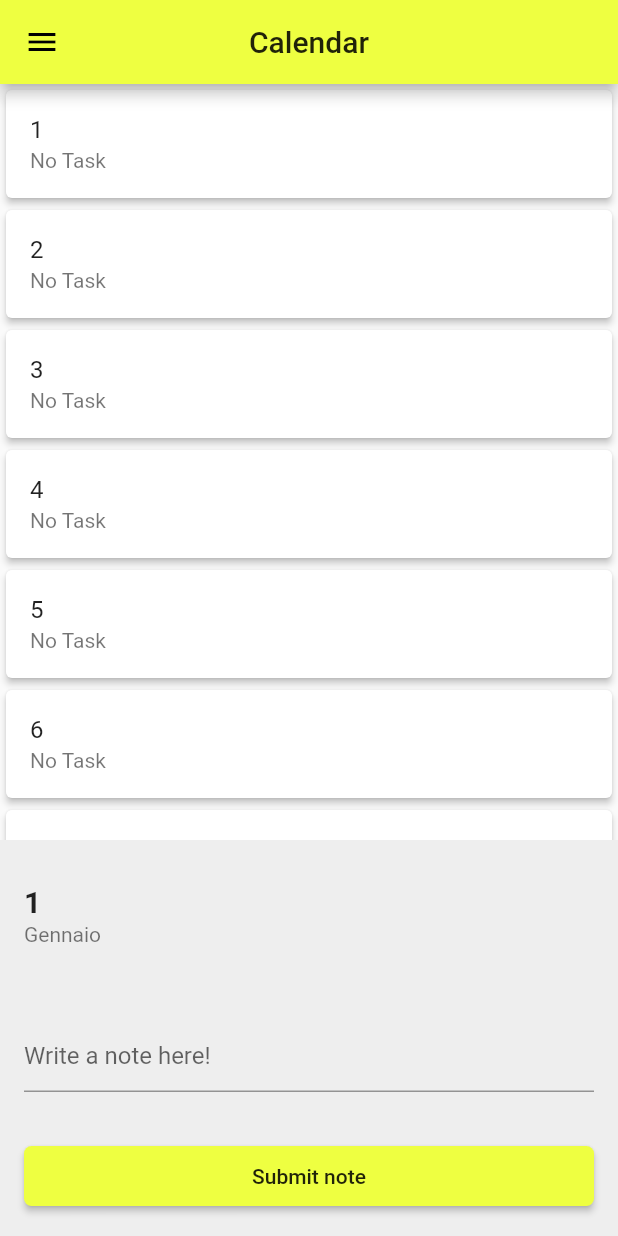
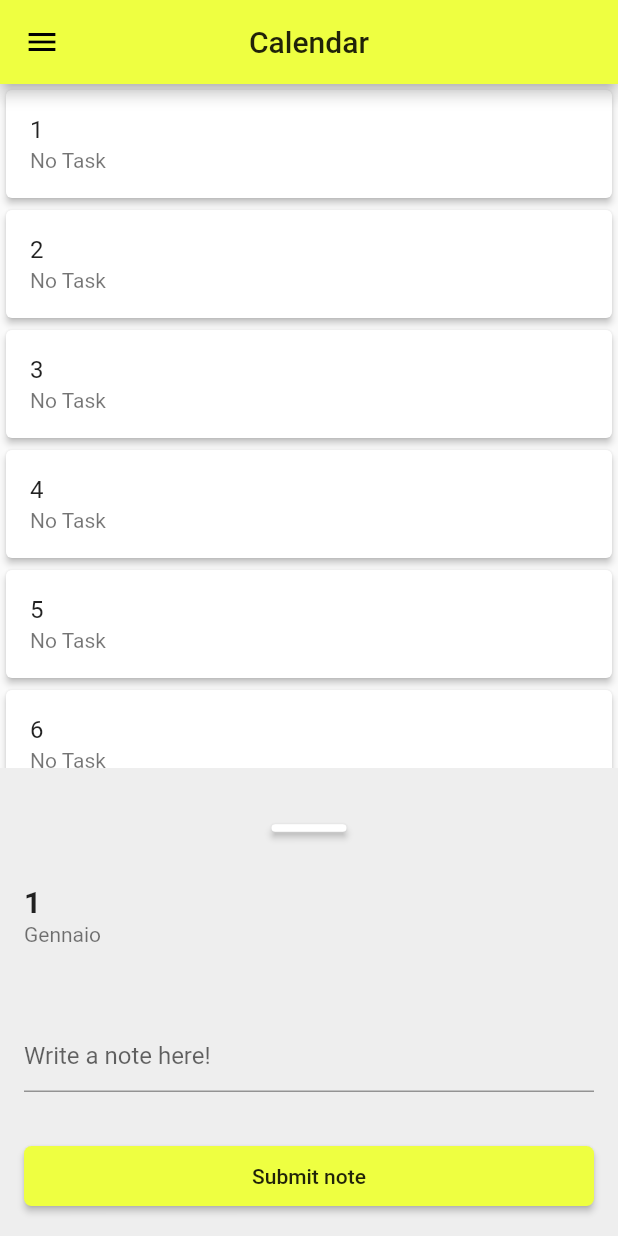
Before and after one commit to BerviFix/my_task_notes, a Flutter app: the screen it shows after launch, after a tap on an icon or button, on a phone screen of 412 x 824 dp. Run offline on Flutter 3.47's test engine with Material 2 defaults, Android fonts, the phone set to English and light mode, and no system bars.

Commit message:
Add icon slider up

```diff
--- a/lib/main.dart
+++ b/lib/main.dart
@@ -71,6 +71,17 @@ class _HomePageState extends State<HomePage> {
                 child: Column(
                   mainAxisSize: MainAxisSize.min,
                   children: [
+                    MaterialButton(
+                      onPressed: () {},
+                      minWidth: 50,
+                      height: 5,
+                      color: Colors.white,
+                      shape: RoundedRectangleBorder(
+                        borderRadius: BorderRadius.circular(5),
+                      ),
+                      splashColor: Colors.transparent,
+                      highlightColor: Colors.transparent,
+                    ),
                     ListTile(
                       contentPadding: EdgeInsets.all(0),
                       title: Text(
```
